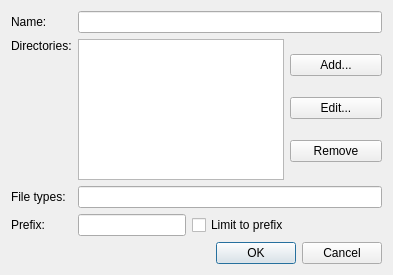
The window that src/plugins/locator/directoryfilter.ui (qt-creator/qt-creator) describes before a commit, drawn with Qt 5.
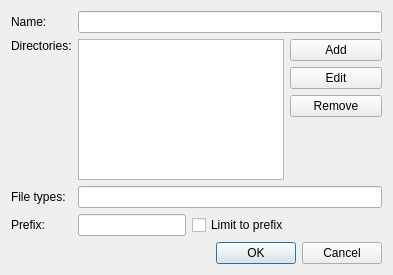
The same window after the commit.

The edit to the form file:
```diff
--- a/src/plugins/locator/directoryfilter.ui
+++ b/src/plugins/locator/directoryfilter.ui
@@ -85,14 +85,14 @@
        <item>
         <widget class="QPushButton" name="addButton">
          <property name="text">
-          <string>Add...</string>
+          <string>Add</string>
          </property>
         </widget>
        </item>
        <item>
         <widget class="QPushButton" name="editButton">
          <property name="text">
-          <string>Edit...</string>
+          <string>Edit</string>
          </property>
         </widget>
        </item>
@@ -103,6 +103,19 @@
          </property>
         </widget>
        </item>
+       <item>
+        <spacer name="verticalSpacer_2">
+         <property name="orientation">
+          <enum>Qt::Vertical</enum>
+         </property>
+         <property name="sizeHint" stdset="0">
+          <size>
+           <width>20</width>
+           <height>40</height>
+          </size>
+         </property>
+        </spacer>
+       </item>
       </layout>
      </item>
      <item row="1" column="0">
```
